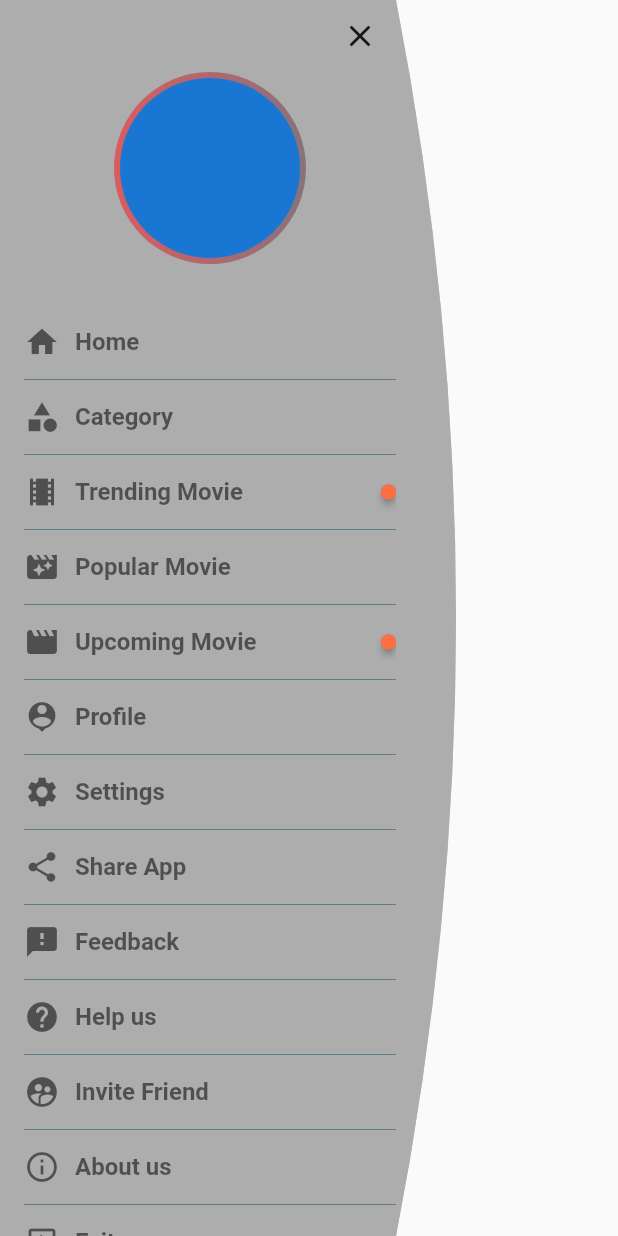
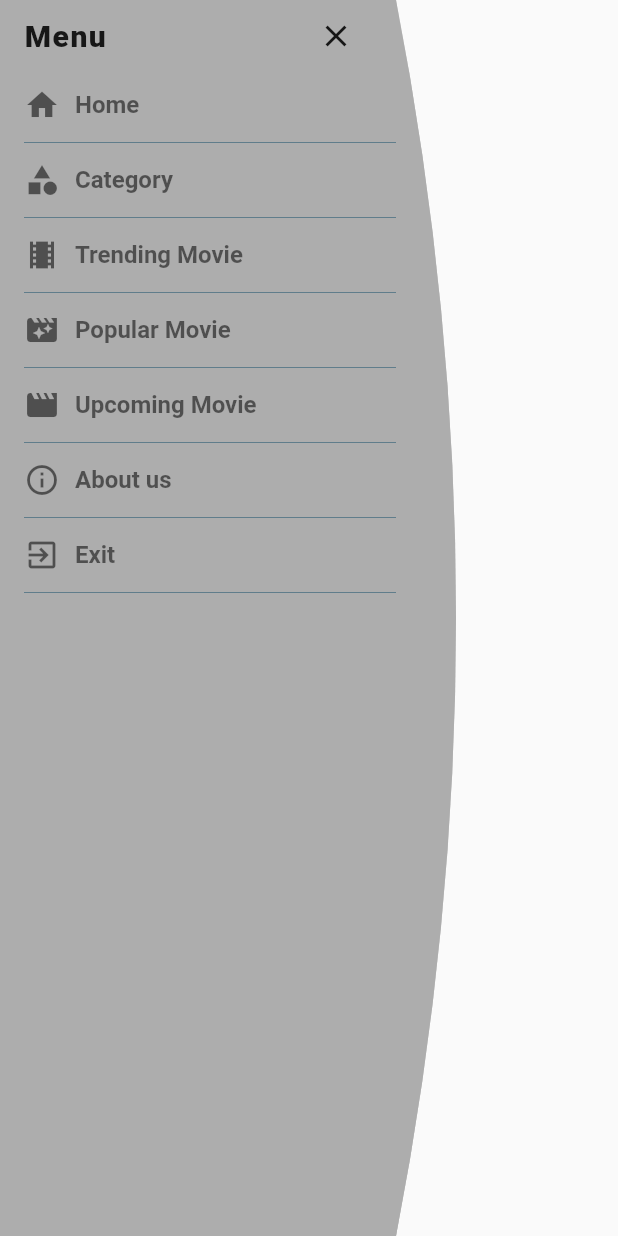
Before and after one commit to anina512/Eiga-Movie-Streaming-Service, a Flutter app: the NavDrawer widget shown alone on an empty page, opened directly, on a phone screen of 412 x 824 dp. Run offline on Flutter 3.47's test engine with Material 2 defaults, Android fonts, the phone set to English and light mode, and no system bars; our stand-ins replace cached_network_image, carousel_slider, diacritic, dio, firebase_auth, firebase_core and 10 more; accounts and stored records are empty; network calls fail; Roboto replaces fonts that are missing (Zillaslab).

```diff
--- a/example/lib/data/details/movie_details_repo.dart
+++ b/example/lib/data/details/movie_details_repo.dart
@@ -69,7 +69,7 @@ class MovieDetailsRespo {
     id = json['id'];
     imdbId = json['imdb_id'];
     originalLanguage = json['original_language'];
-    originalTitle = json['original_title'];
+    originalTitle = json['title'];
     overview = json['overview'];
     popularity = json['popularity'];
     posterPath = json['poster_path'];
--- a/example/lib/main.dart
+++ b/example/lib/main.dart
@@ -36,7 +36,7 @@ class MyApp extends StatelessWidget {
         routes: {
           '/movie-detail': (context) => MovieDetail(),
           '/movie-magnet-links': (context) => MovieLinks(),
-          '/loading': (context)=>HomeScreen(),
+          '/loading': (context)=>Loading(),
           '/play-torrent': (context)=> TorrentStreamerView(),
           '/error':(context)=>Error(),
           '/login':(context) => LoginForm(),
--- a/example/lib/screens/home/nav_drawer.dart
+++ b/example/lib/screens/home/nav_drawer.dart
@@ -34,56 +34,32 @@ class NavDrawer extends StatelessWidget {
               physics: BouncingScrollPhysics(),
               child: Column(
                 children: <Widget>[
+                  Row(
+                    children: [
+                      Text(
+                        "Menu", style: TextStyle(letterSpacing: 1.0, fontSize: 20.0, fontWeight: FontWeight.w800),
+                      ),
+                      SizedBox(width: 125.0),
                       Container(
+                        child: IconButton(
                             alignment: Alignment.centerRight,
-                    child: IconButton(
                             icon: Icon(
                               Icons.close,
                             ),
                             onPressed: () => Navigator.of(_context).pop()),
                       ),
-                  InkWell(
-                    onTap: () => _navigateOnNextScreen('Profile'),
-                    child: Container(
-                      height: 128,
-                      alignment: Alignment.center,
-                      decoration: BoxDecoration(
-                          shape: BoxShape.circle,
-                          gradient: LinearGradient(colors: [
-                            Colors.redAccent,
-                            Colors.blueGrey
-                          ])),
-                      child: CircleAvatar(
-                        radius: 60,
-                        //backgroundImage: NetworkImage(ApiConstant.DEMO_IMG),
-                      ),
-                    ),
+                    ],
                   ),
                   SizedBox(height: 5.0),
-                  SizedBox(height: 30.0),
                   _buildRow(Icons.home, "Home"),
                   _buildDivider(),
                   _buildRow(Icons.category, "Category"),
                   _buildDivider(),
-                  _buildRow(Icons.local_movies, "Trending Movie",
-                      showBadge: true),
+                  _buildRow(Icons.local_movies, "Trending Movie"),
                   _buildDivider(),
-                  _buildRow(Icons.movie_filter, "Popular Movie",
-                      showBadge: false),
+                  _buildRow(Icons.movie_filter, "Popular Movie"),
                   _buildDivider(),
-                  _buildRow(Icons.movie, "Upcoming Movie", showBadge: true),
-                  _buildDivider(),
-                  _buildRow(Icons.person_pin, "Profile"),
-                  _buildDivider(),
-                  _buildRow(Icons.settings, "Settings"),
-                  _buildDivider(),
-                  _buildRow(Icons.share, "Share App"),
-                  _buildDivider(),
-                  _buildRow(Icons.feedback, "Feedback"),
-                  _buildDivider(),
-                  _buildRow(Icons.help, "Help us"),
-                  _buildDivider(),
-                  _buildRow(Icons.supervised_user_circle, "Invite Friend"),
+                  _buildRow(Icons.movie, "Upcoming Movie"),
                   _buildDivider(),
                   _buildRow(Icons.info_outline, "About us"),
                   _buildDivider(),
--- a/example/lib/search/search_screen.dart
+++ b/example/lib/search/search_screen.dart
@@ -146,7 +146,7 @@ class _SearchScreenState extends State<SearchScreen> {
                 id: data.id,
                 img: data.poster_path.toString(),
                 //"/yGSxMiF0cYuAiyuve5DA6bnWEOI.jpg",
-                name: data.original_title,
+                name: data.title,
                 desc: data.overview,
                 vote: data.vote_average);
           }),
--- a/example/lib/widgets/sifi_movie_row.dart
+++ b/example/lib/widgets/sifi_movie_row.dart
@@ -117,13 +117,13 @@ class SifiMovieRow extends StatelessWidget {
       return getLargeItem(
           context: context,
           img: ApiConstant.IMAGE_POSTER + item.poster_path,
-          name: item.original_title,
+          name: item.title,
           screenSpace: 80,
           tag: tag,
           onTap: () => navigationPush(
               context,
               DetailsMovieScreen(
-                  item.original_title, img, apiName, index, item.id, tag)));
+                  item.title, img, apiName, index, item.id, tag)));
     } else
       Container(child: getTxt(msg: StringConst.NO_DATA_FOUND));
   }
--- a/example/lib/widgets/trending_movie_row.dart
+++ b/example/lib/widgets/trending_movie_row.dart
@@ -103,7 +103,7 @@ class TrandingMovieRow extends StatelessWidget {
           width: 125,
           id: item.id,
           img: item.poster_path == null ? "" : item.poster_path,
-          name: item.original_title,
+          name: item.title,
           vote: item.vote_average);
     } else if (apiName == StringConst.PERSON_MOVIE_CAST &&
         jsonResult is PersonMovieRespo) {
@@ -116,7 +116,7 @@ class TrandingMovieRow extends StatelessWidget {
           width: 125,
           id: item.id,
           img: item.posterPath == null ? "" : item.posterPath,
-          name: item.originalTitle,
+          name: item.title,
           vote: item.voteAverage);
     } else if (apiName == StringConst.PERSON_MOVIE_CREW &&
         jsonResult is PersonMovieRespo) {
@@ -129,7 +129,7 @@ class TrandingMovieRow extends StatelessWidget {
           width: 125,
           id: item.id,
           img: item.posterPath == null ? "" : item.posterPath,
-          name: item.originalTitle,
+          name: item.title,
           vote: item.voteAverage);
     } else
       return Container();
```
Also changed, not shown: example/lib/details/detail_movie.dart (+73 -2 lines), example/lib/screens/home/new_home.dart (+8 -6 lines), example/lib/widgets/caraousel_view.dart (+4 -4 lines), 2 other files. Lines whose indentation alone changed are shown as unchanged.
